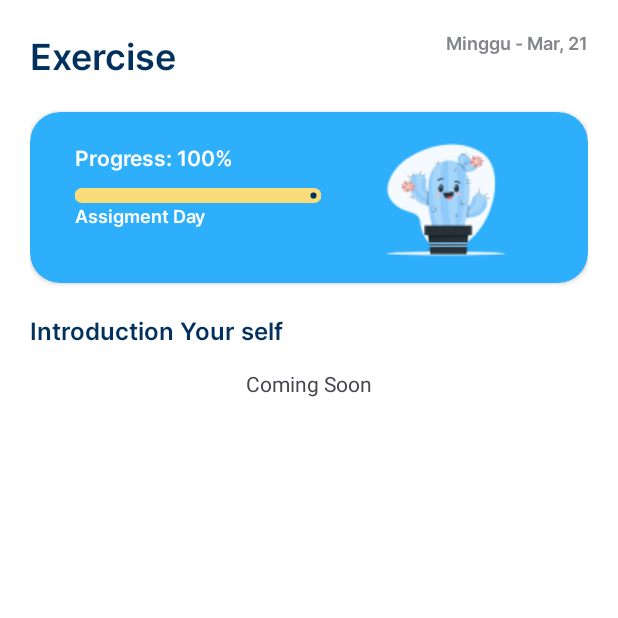
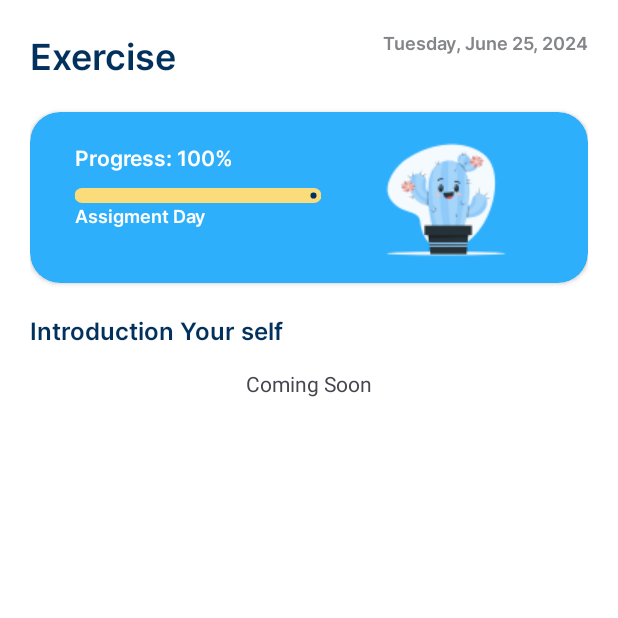
Before and after one commit to GymnastiarR/Mr.Gupazz, an Android app: the fragment ExerciseFragment shown on its own in the app's theme, on a phone screen of 412 x 824 dp, the top half of it. Run offline under Robolectric (Android 15) with nearby library versions, the phone set to English and light mode, and no system bars; our stand-ins replace FlexboxLayout, Volley; network calls fail.

Commit message:
100% done

```diff
--- a/app/src/main/java/com/example/mrgupazz/ExerciseFragment.java
+++ b/app/src/main/java/com/example/mrgupazz/ExerciseFragment.java
@@ -5,6 +5,7 @@ import android.util.Log;
 import android.view.LayoutInflater;
 import android.view.View;
 import android.view.ViewGroup;
+import android.widget.TextView;
 
 import androidx.fragment.app.Fragment;
 import androidx.annotation.NonNull;
@@ -25,6 +26,8 @@ import com.example.mrgupazz.api.groupquestion.GroupQuestion;
 import org.json.JSONArray;
 import org.json.JSONObject;
 
+import java.time.LocalDateTime;
+import java.time.format.DateTimeFormatter;
 import java.util.ArrayList;
 import java.util.HashMap;
 import java.util.Map;
@@ -40,6 +43,10 @@ public class ExerciseFragment extends Fragment {
         View view = inflater.inflate(R.layout.fragment_exercise, container, false);
         recyclerView = view.findViewById(R.id.group_question);
         recyclerView.setLayoutManager(new LinearLayoutManager(getContext()));
+        TextView date =  view.findViewById(R.id.date);
+        DateTimeFormatter formatter = DateTimeFormatter.ofPattern("EEEE, MMMM d, yyyy");
+        String currentDate = LocalDateTime.now().format(formatter);
+        date.setText(currentDate);
         getData();
         return view;
     }
--- a/app/src/main/java/com/example/mrgupazz/LearningAlphabetActivity.java
+++ b/app/src/main/java/com/example/mrgupazz/LearningAlphabetActivity.java
@@ -125,7 +125,8 @@ public class LearningAlphabetActivity extends AppCompatActivity {
 
         imgBack = findViewById(R.id.img_back);
          imgBack.setOnClickListener(v -> {
-             Intent moveWithNoData = new Intent(LearningAlphabetActivity.this, LearningFragment.class);
+             Intent moveWithNoData = new Intent(this, MainActivity.class);
+             moveWithNoData.putExtra("targetFragment", "LearningFragment");
              startActivity(moveWithNoData);
          });
 
--- a/app/src/main/res/layout/activity_learning_alphabet.xml
+++ b/app/src/main/res/layout/activity_learning_alphabet.xml
@@ -32,8 +32,7 @@
 
     <LinearLayout
         android:layout_width="match_parent"
-        android:layout_height="wrap_content"
-        android:layout_marginTop="70dp"
+        android:layout_height="0dp"
         android:layout_marginHorizontal="15dp"
         android:orientation="vertical"
         app:layout_constraintBottom_toBottomOf="parent"
--- a/app/src/main/res/layout/fragment_exercise.xml
+++ b/app/src/main/res/layout/fragment_exercise.xml
@@ -26,6 +26,7 @@
                 app:layout_constraintLeft_toLeftOf="parent"
                 app:layout_constraintTop_toTopOf="parent"/>
                 <TextView
+                    android:id="@+id/date"
                     android:layout_gravity="end"
                     android:layout_width="wrap_content"
                     android:layout_height="wrap_content"
```
Also changed, not shown: app/src/main/java/com/example/mrgupazz/MainActivity.java (+16 -1 lines), app/src/main/java/com/example/mrgupazz/adapter/ChatAdapter.java (+8 -0 lines), app/src/main/res/layout/chat_item.xml (+12 -5 lines).
